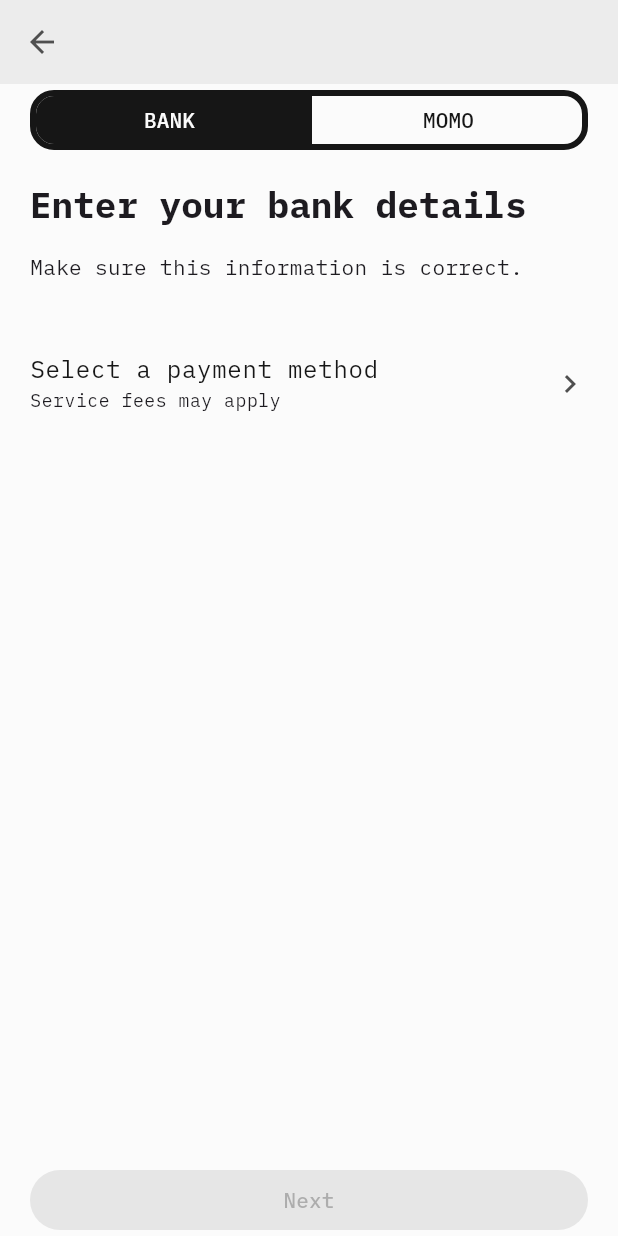
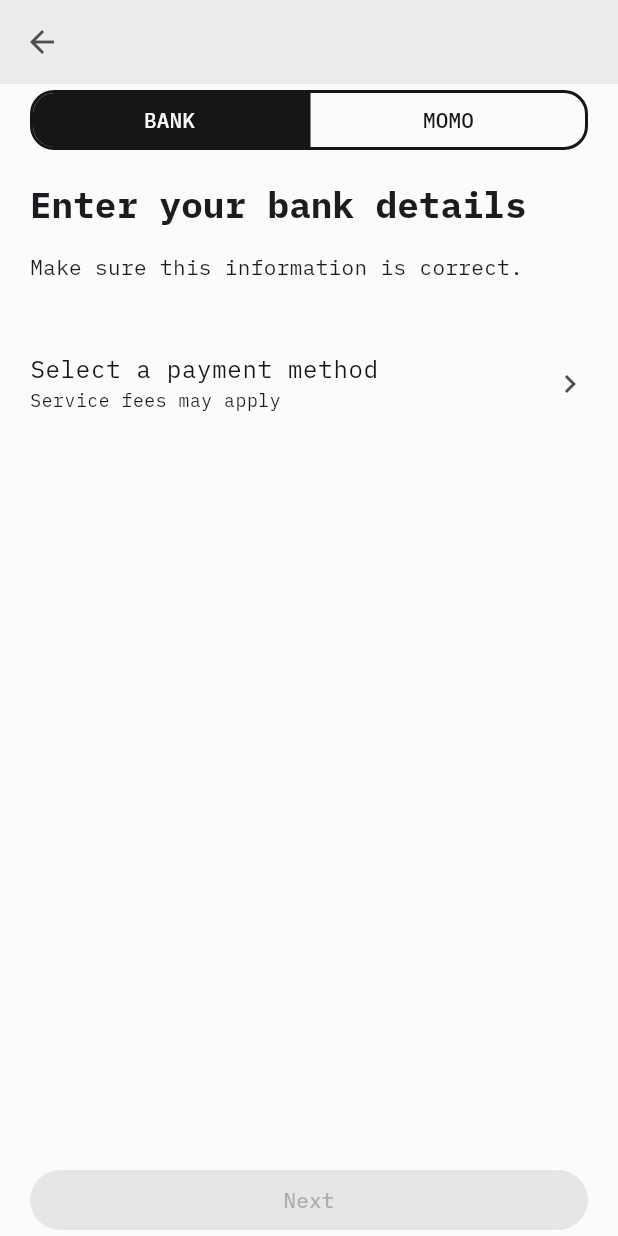
Before and after one commit to TBD54566975/didpay, a Flutter app: the PaymentDetailsPage screen opened directly with empty values, on a phone screen of 412 x 824 dp. Run offline on Flutter 3.47's test engine with Material 3 defaults, Android fonts, the phone set to English and light mode, and no system bars; our stand-ins replace auto_size_text, device_info_plus, flutter_hooks, flutter_secure_storage, hooks_riverpod, qr_flutter and 2 more; missing offline and left inert: mobile_scanner, web5; accounts and stored records are empty.

Commit message:
reduce `SegmentedButton` border width

```diff
--- a/lib/shared/theme/theme.dart
+++ b/lib/shared/theme/theme.dart
@@ -23,7 +23,7 @@ ThemeData lightTheme(BuildContext context) => ThemeData(
             (Set<MaterialState> _) {
               return BorderSide(
                 color: lightColorScheme.secondary,
-                width: Grid.half,
+                width: Grid.quarter,
               );
             },
           ),
@@ -70,7 +70,7 @@ ThemeData darkTheme(BuildContext context) => ThemeData(
             (Set<MaterialState> _) {
               return BorderSide(
                 color: darkColorScheme.secondary,
-                width: Grid.half,
+                width: Grid.quarter,
               );
             },
           ),
```
